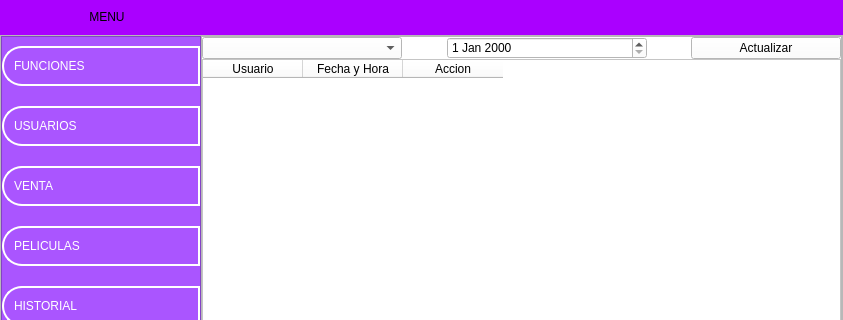
First picture: the form in ui/menu.ui, repository LeandroMuzalski1843/Proyecto_Final_Practicas_II, before the edit; both pictures show x 0 to 843 and y 0 to 320 of the 843 by 628 pixel window.
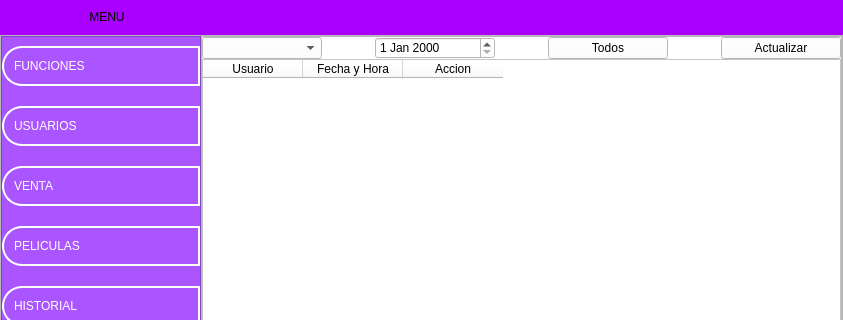
Second picture: the form after the edit. Icons and pictures are not drawn.

What changed in the file:
```diff
--- a/ui/menu.ui
+++ b/ui/menu.ui
@@ -1502,11 +1502,14 @@
                  </property>
                  <item>
                   <layout class="QHBoxLayout" name="horizontalLayout_10">
+                   <property name="spacing">
+                    <number>0</number>
+                   </property>
                    <item>
                     <widget class="QComboBox" name="comboBox_historial_usuario">
                      <property name="minimumSize">
                       <size>
-                       <width>200</width>
+                       <width>120</width>
                        <height>0</height>
                       </size>
                      </property>
@@ -1529,7 +1532,7 @@
                     <widget class="QDateEdit" name="fecha_historial">
                      <property name="minimumSize">
                       <size>
-                       <width>200</width>
+                       <width>120</width>
                        <height>0</height>
                       </size>
                      </property>
@@ -1542,7 +1545,33 @@
                      </property>
                      <property name="sizeHint" stdset="0">
                       <size>
-                       <width>40</width>
+                       <width>18</width>
+                       <height>20</height>
+                      </size>
+                     </property>
+                    </spacer>
+                   </item>
+                   <item>
+                    <widget class="QPushButton" name="btn_regenerar_Todo">
+                     <property name="minimumSize">
+                      <size>
+                       <width>120</width>
+                       <height>0</height>
+                      </size>
+                     </property>
+                     <property name="text">
+                      <string>Todos</string>
+                     </property>
+                    </widget>
+                   </item>
+                   <item>
+                    <spacer name="horizontalSpacer_7">
+                     <property name="orientation">
+                      <enum>Qt::Horizontal</enum>
+                     </property>
+                     <property name="sizeHint" stdset="0">
+                      <size>
+                       <width>38</width>
                        <height>20</height>
                       </size>
                      </property>
@@ -1552,7 +1581,7 @@
                     <widget class="QPushButton" name="btn_actualizarH">
                      <property name="minimumSize">
                       <size>
-                       <width>150</width>
+                       <width>120</width>
                        <height>0</height>
                       </size>
                      </property>
```
Left out of the diff: 10 changed lines with no effect on the pictures.
